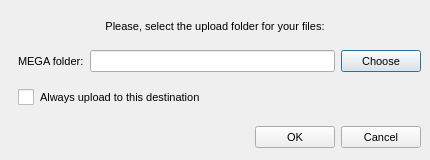
First picture: the form in src/MEGASync/gui/win/UploadToMegaDialog.ui, repository meganz/MEGAsync, before the edit.
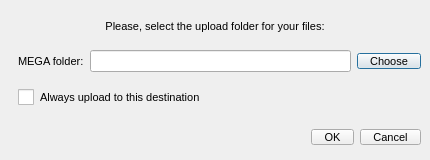
Second picture: the form after the edit.

What changed in the file:
```diff
--- a/src/MEGASync/gui/win/UploadToMegaDialog.ui
+++ b/src/MEGASync/gui/win/UploadToMegaDialog.ui
@@ -49,6 +49,8 @@
 {
     min-height: 14px;
 	height: 14px;
+	padding-right: 12px;
+	padding-left: 12px;
 }
 </string>
   </property>
@@ -136,6 +138,12 @@
       </item>
       <item>
        <widget class="QPushButton" name="bChange">
+        <property name="minimumSize">
+         <size>
+          <width>0</width>
+          <height>22</height>
+         </size>
+        </property>
         <property name="text">
          <string>Choose</string>
         </property>
@@ -208,6 +216,12 @@
       </item>
       <item>
        <widget class="QPushButton" name="bOK">
+        <property name="minimumSize">
+         <size>
+          <width>0</width>
+          <height>22</height>
+         </size>
+        </property>
         <property name="text">
          <string>OK</string>
         </property>
@@ -215,6 +229,12 @@
       </item>
       <item>
        <widget class="QPushButton" name="bCancel">
+        <property name="minimumSize">
+         <size>
+          <width>0</width>
+          <height>22</height>
+         </size>
+        </property>
         <property name="text">
          <string>Cancel</string>
         </property>
```
